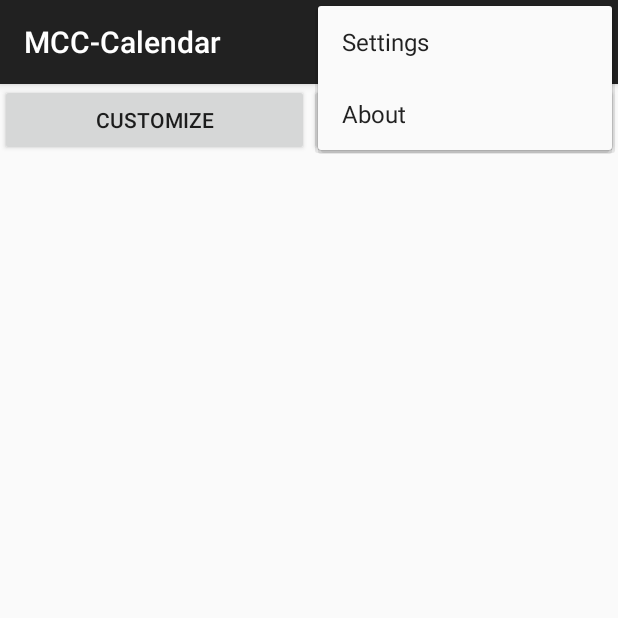
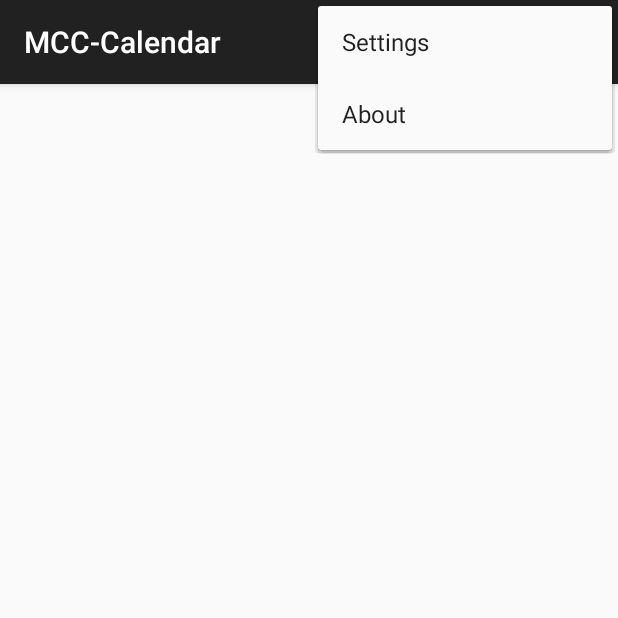
Before and after one commit to Nesh108/MCC-Calendar, an Android app: the screen it shows after launch (MainActivity), with the options menu open, on a phone screen of 412 x 824 dp, the top half of it. Run offline under Robolectric (Android 15) with nearby library versions, the phone set to English and light mode, and no system bars; libraries missing offline, so code that uses them is left out: com.roomorama.caldroid, net.fortuna.ical4j; 8 statements that could not run were skipped.

Commit message:
Fixed listView bug with imageButtons. Now app handles screen rotation.

```diff
--- a/mobile/app/src/main/res/layout/activity_main.xml
+++ b/mobile/app/src/main/res/layout/activity_main.xml
@@ -10,30 +10,10 @@
         android:orientation="vertical" >
     </LinearLayout>
 
-    <LinearLayout
-        android:id="@+id/button_layout"
-        android:layout_width="match_parent"
-        android:layout_height="wrap_content"
-        android:orientation="horizontal" >
-
-        <Button
-            android:id="@+id/customize_button"
-            android:layout_width="0dp"
-            android:layout_height="wrap_content"
-            android:layout_weight="1"
-            android:text="Customize" />
-
-        <Button
-            android:id="@+id/show_dialog_button"
-            android:layout_width="0dp"
-            android:layout_height="wrap_content"
-            android:layout_weight="1"
-            android:text="Show Dialog" />
-    </LinearLayout>
-
     <ListView
         android:id="@+id/eventsListView"
         android:layout_width="match_parent"
-        android:layout_height="wrap_content" />
+        android:layout_height="wrap_content"
+        android:background="#000000" />
 
 </LinearLayout>
```
Also changed, not shown: mobile/app/src/main/java/com/example/nesh/mcc_calendar/MainActivity.java (+32 -13 lines), mobile/app/src/main/res/layout/event_list_item.xml (+5 -3 lines).
